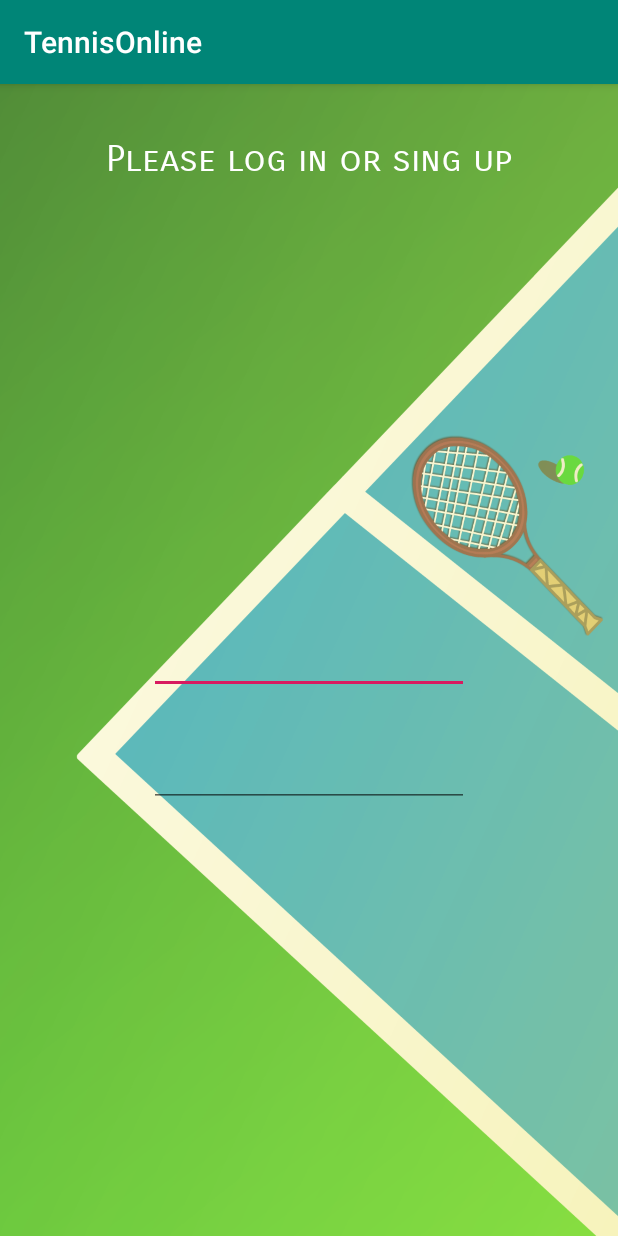
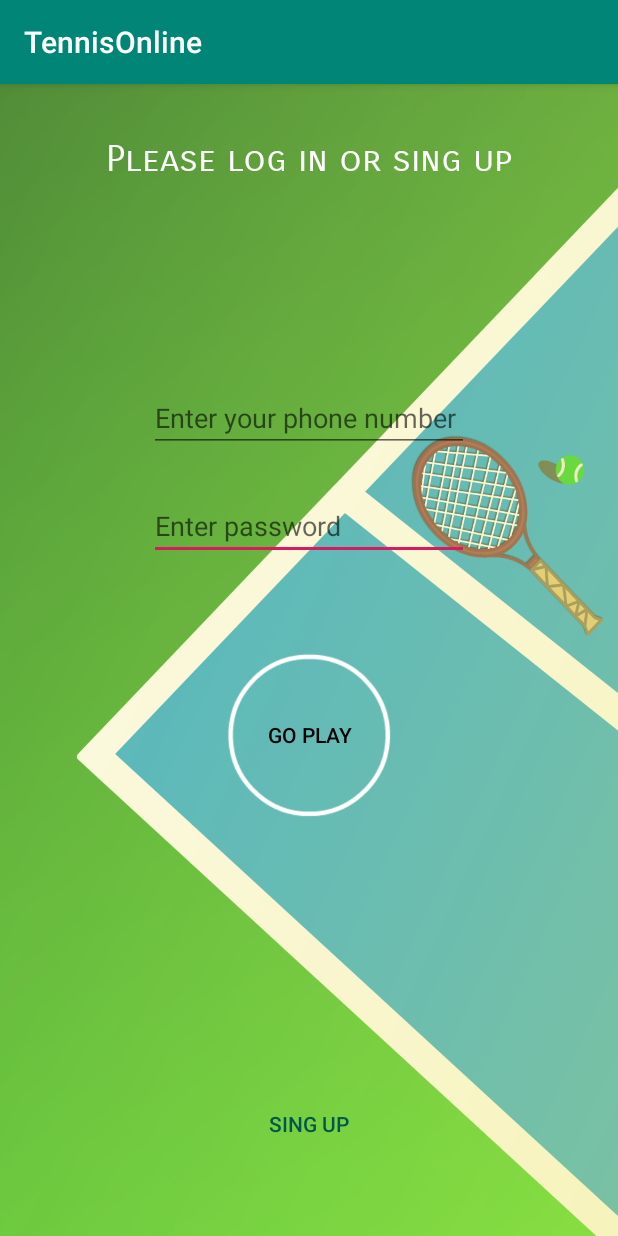
Before and after one commit to LJerk/AndroidProject, an Android app: the screen it shows after launch (MainActivity), on a phone screen of 412 x 824 dp. Run offline under Robolectric (Android 15) with nearby library versions, the phone set to English and light mode, and no system bars.

Commit message:
update buttons on activity main

```diff
--- a/app/src/main/res/layout/activity_main.xml
+++ b/app/src/main/res/layout/activity_main.xml
@@ -21,27 +21,58 @@
         app:layout_constraintTop_toTopOf="parent" />
 
     <EditText
+        android:id="@+id/editText2"
+        android:layout_width="wrap_content"
+        android:layout_height="wrap_content"
+        android:layout_marginTop="272dp"
+        android:ems="10"
+        android:hint="@string/EnterPass"
+        android:inputType="textPassword"
+        android:textColor="@android:color/background_light"
+        app:layout_constraintLeft_toLeftOf="parent"
+        app:layout_constraintRight_toRightOf="parent"
+        app:layout_constraintTop_toTopOf="parent"
+        android:importantForAutofill="no"/>
+
+    <EditText
         android:id="@+id/editText"
         android:layout_width="wrap_content"
         android:layout_height="wrap_content"
+        android:layout_marginTop="200dp"
         android:ems="10"
+        android:hint="@string/EnterLogin"
         android:inputType="phone"
+        android:textColor="@android:color/background_light"
+        app:layout_constraintLeft_toLeftOf="parent"
+        app:layout_constraintRight_toRightOf="parent"
+        app:layout_constraintTop_toTopOf="parent"
+        android:importantForAutofill="no"/>
+
+    <Button
+        android:id="@+id/button"
+        style="?android:attr/borderlessButtonStyle"
+        android:layout_width="120dp"
+        android:layout_height="120dp"
+        android:layout_marginTop="100dp"
+        android:background="@drawable/spherebutton"
+        android:text="@string/GoPlay"
+        android:textColor="@android:color/black"
         app:layout_constraintBottom_toBottomOf="parent"
         app:layout_constraintLeft_toLeftOf="parent"
         app:layout_constraintRight_toRightOf="parent"
         app:layout_constraintTop_toTopOf="parent" />
 
-    <EditText
-        android:id="@+id/editText2"
-        android:layout_width="wrap_content"
-        android:layout_height="wrap_content"
-        android:layout_marginTop="150dp"
-        android:ems="10"
-        android:inputType="textPassword"
+    <Button
+        android:id="@+id/button2"
+        style="?android:attr/borderlessButtonStyle"
+        android:layout_width="120dp"
+        android:layout_height="50dp"
+        android:layout_marginBottom="50dp"
+        android:text="@string/SingUp"
+        android:textColor="@color/colorPrimaryDark"
         app:layout_constraintBottom_toBottomOf="parent"
         app:layout_constraintLeft_toLeftOf="parent"
-        app:layout_constraintRight_toRightOf="parent"
-        app:layout_constraintTop_toTopOf="parent" />
+        app:layout_constraintRight_toRightOf="parent" />
 
 
 </androidx.constraintlayout.widget.ConstraintLayout>
--- a/app/src/main/res/values/strings.xml
+++ b/app/src/main/res/values/strings.xml
@@ -1,5 +1,9 @@
 <resources>
     <string name="app_name">TennisOnline</string>
     <string name="HelloWords">Please log in or sing up</string>
+    <string name="EnterLogin">Enter your phone number</string>
+    <string name="EnterPass">Enter password</string>
+    <string name="GoPlay">Go play</string>
+    <string name="SingUp">Sing up</string>
 
 </resources>
```
Also changed, not shown: app/src/main/res/drawable/spherebutton.png (added).
